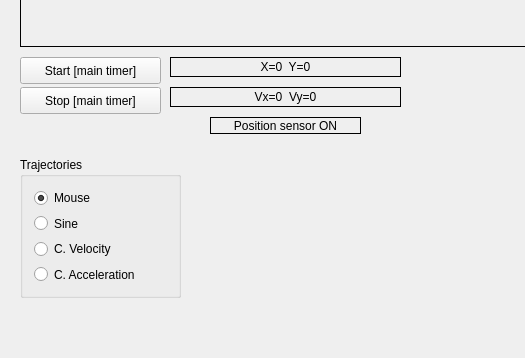
Old version of the form demos/dead_reckoning/qt/mainwindow.ui in the repository tachidok/CVFramework; both pictures show x 0 to 525 and y 450 to 808 of the 1192 by 808 pixel window.
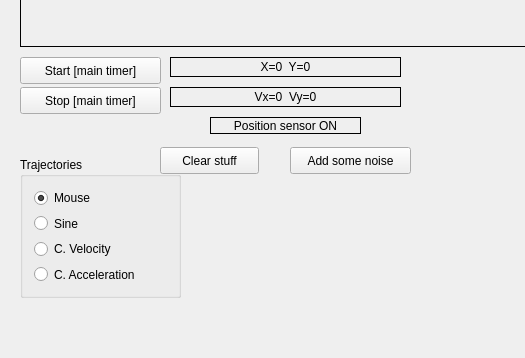
New version of the form. Custom widgets are drawn as their Qt base class.

Commit message: -- Add mouse and sine trajectory with some noise. -- Left to add the constant velocity and constant acceleration. -- Left to check why it always moves to the left when adding noise (weird).

Patch:
```diff
--- a/demos/dead_reckoning/qt/mainwindow.ui
+++ b/demos/dead_reckoning/qt/mainwindow.ui
@@ -204,6 +204,32 @@
      </item>
     </layout>
    </widget>
+   <widget class="QPushButton" name="btn_clear_image">
+    <property name="geometry">
+     <rect>
+      <x>160</x>
+      <y>580</y>
+      <width>99</width>
+      <height>27</height>
+     </rect>
+    </property>
+    <property name="text">
+     <string>Clear stuff</string>
+    </property>
+   </widget>
+   <widget class="QPushButton" name="btn_add_noise">
+    <property name="geometry">
+     <rect>
+      <x>290</x>
+      <y>580</y>
+      <width>121</width>
+      <height>27</height>
+     </rect>
+    </property>
+    <property name="text">
+     <string>Add some noise</string>
+    </property>
+   </widget>
   </widget>
   <widget class="QMenuBar" name="menuBar">
    <property name="geometry">
```
The commit also changes 3 other files.
